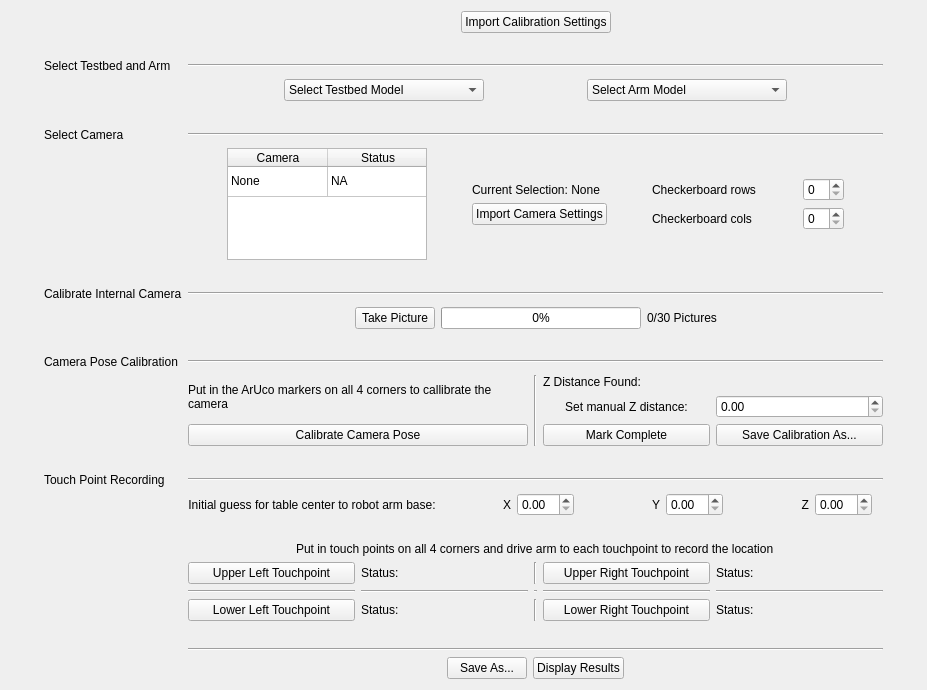
Keeganfn/testbed-calibration, file calibration/resource/calibration.ui: the form before one commit.
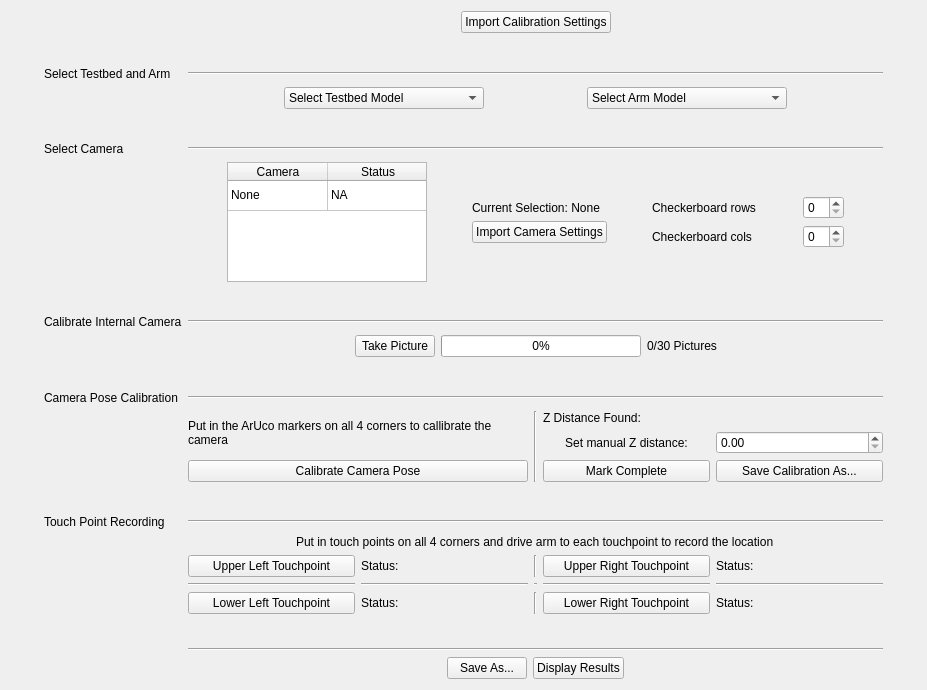
The form after the commit.

Commit message: removed initial guesses

What changed in the file:
```diff
--- a/calibration/resource/calibration.ui
+++ b/calibration/resource/calibration.ui
@@ -370,130 +370,7 @@
       </widget>
      </item>
      <item row="20" column="3">
-      <layout class="QVBoxLayout" name="verticalLayout_16" stretch="0,0,0,0">
-       <item>
-        <layout class="QHBoxLayout" name="horizontalLayout_3">
-         <item>
-          <widget class="QLabel" name="label_3">
-           <property name="text">
-            <string>Initial guess for table center to robot arm base:</string>
-           </property>
-           <property name="alignment">
-            <set>Qt::AlignCenter</set>
-           </property>
-          </widget>
-         </item>
-         <item>
-          <widget class="QLabel" name="label_4">
-           <property name="text">
-            <string>X</string>
-           </property>
-           <property name="alignment">
-            <set>Qt::AlignRight|Qt::AlignTrailing|Qt::AlignVCenter</set>
-           </property>
-          </widget>
-         </item>
-         <item alignment="Qt::AlignLeft">
-          <widget class="QDoubleSpinBox" name="xSpinBox">
-           <property name="sizePolicy">
-            <sizepolicy hsizetype="Preferred" vsizetype="Fixed">
-             <horstretch>0</horstretch>
-             <verstretch>0</verstretch>
-            </sizepolicy>
-           </property>
-           <property name="minimumSize">
-            <size>
-             <width>1</width>
-             <height>0</height>
-            </size>
-           </property>
-           <property name="maximumSize">
-            <size>
-             <width>16777215</width>
-             <height>16777215</height>
-            </size>
-           </property>
-          </widget>
-         </item>
-         <item>
-          <widget class="QLabel" name="label_5">
-           <property name="text">
-            <string>Y</string>
-           </property>
-           <property name="alignment">
-            <set>Qt::AlignRight|Qt::AlignTrailing|Qt::AlignVCenter</set>
-           </property>
-          </widget>
-         </item>
-         <item alignment="Qt::AlignLeft">
-          <widget class="QDoubleSpinBox" name="ySpinBox">
-           <property name="sizePolicy">
-            <sizepolicy hsizetype="Preferred" vsizetype="Fixed">
-             <horstretch>0</horstretch>
-             <verstretch>0</verstretch>
-            </sizepolicy>
-           </property>
-           <property name="minimumSize">
-            <size>
-             <width>1</width>
-             <height>0</height>
-            </size>
-           </property>
-           <property name="maximumSize">
-            <size>
-             <width>16777215</width>
-             <height>16777215</height>
-            </size>
-           </property>
-          </widget>
-         </item>
-         <item>
-          <widget class="QLabel" name="label_6">
-           <property name="text">
-            <string>Z</string>
-           </property>
-           <property name="alignment">
-            <set>Qt::AlignRight|Qt::AlignTrailing|Qt::AlignVCenter</set>
-           </property>
-          </widget>
-         </item>
-         <item alignment="Qt::AlignLeft">
-          <widget class="QDoubleSpinBox" name="zSpinBox">
-           <property name="sizePolicy">
-            <sizepolicy hsizetype="Preferred" vsizetype="Fixed">
-             <horstretch>0</horstretch>
-             <verstretch>0</verstretch>
-            </sizepolicy>
-           </property>
-           <property name="minimumSize">
-            <size>
-             <width>1</width>
-             <height>0</height>
-            </size>
-           </property>
-           <property name="maximumSize">
-            <size>
-             <width>16777215</width>
-             <height>16777215</height>
-            </size>
-           </property>
-          </widget>
-         </item>
-        </layout>
-       </item>
-       <item>
-        <spacer name="verticalSpacer_8">
-         <property name="orientation">
-          <enum>Qt::Vertical</enum>
-         </property>
-         <property name="sizeHint" stdset="0">
-          <size>
-           <width>20</width>
-           <height>40</height>
-          </size>
-         </property>
-        </spacer>
-       </item>
+      <layout class="QVBoxLayout" name="verticalLayout_16" stretch="0,0">
        <item alignment="Qt::AlignHCenter">
         <widget class="QLabel" name="touchPtLabel">
          <property name="text">
```
The commit also changes 1 other file.
